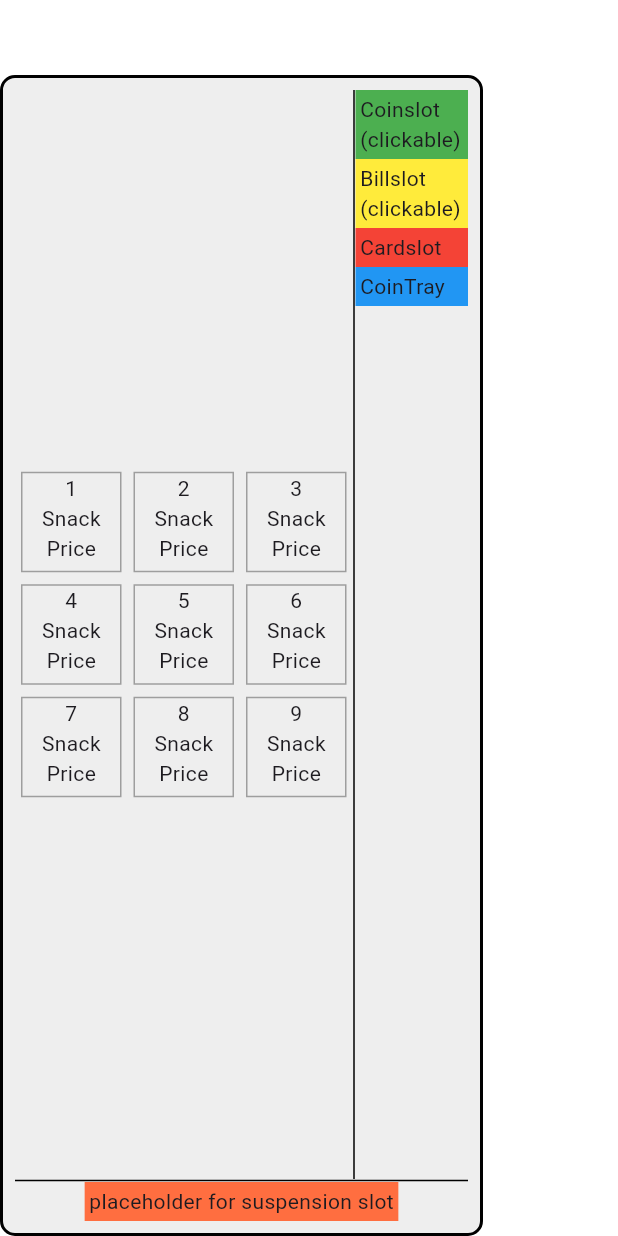
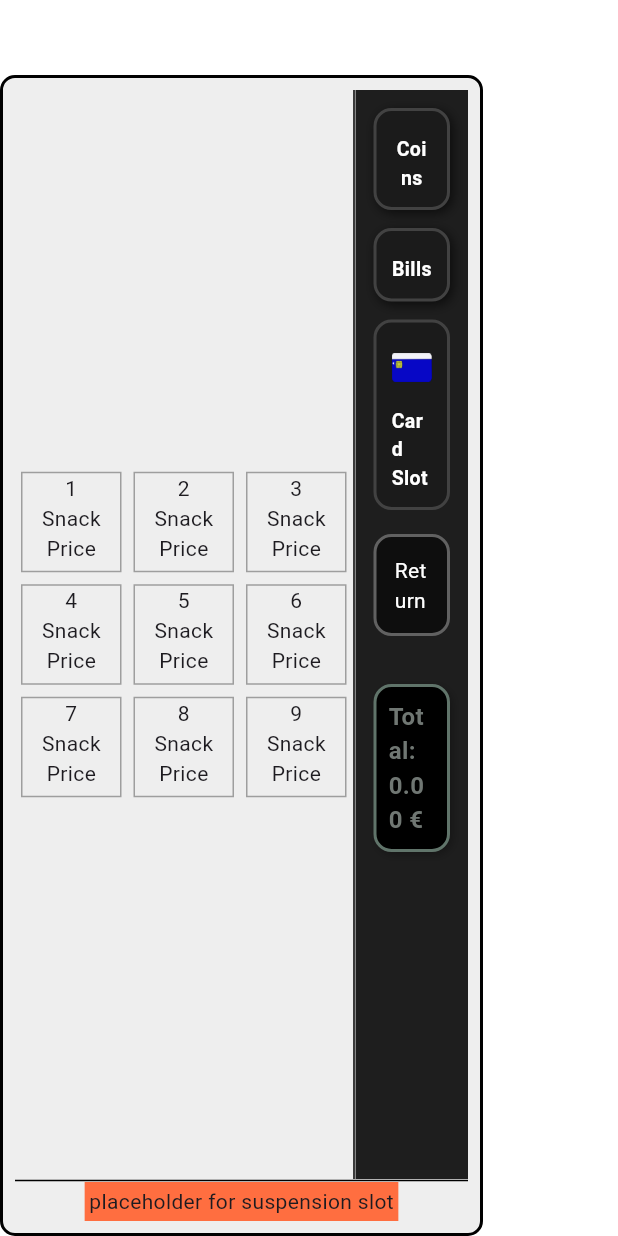
Before and after one commit to GFerhat/snackautomat, a Flutter app: the screen it shows after launch, on a phone screen of 412 x 824 dp. Run offline on Flutter 3.47's test engine with Material 3 defaults, Android fonts, the phone set to English and light mode, and no system bars.

Commit message:
Refactor sidebar import path and remove unused sidebar widget. fixes Side Bar Area Fixes #9

```diff
--- a/lib/widgets/vending_machine/machine.dart
+++ b/lib/widgets/vending_machine/machine.dart
@@ -1,7 +1,7 @@
 import 'package:flutter/material.dart';
 import 'package:flutter_snackautomat/widgets/vending_machine/suspension_slot.dart';
 import 'package:flutter_snackautomat/widgets/vending_machine/product_area/product_area.dart';
-import 'package:flutter_snackautomat/widgets/vending_machine/sidebar.dart';
+import 'package:flutter_snackautomat/widgets/vending_machine/sidebar/sidebar.dart';
 
 class Machine extends StatelessWidget {
   const Machine({super.key});
--- a/lib/widgets/vending_machine/sidebar.dart
+++ /dev/null
@@ -1,47 +0,0 @@
-import 'package:flutter/material.dart';
-
-class Sidebar extends StatelessWidget {
-  const Sidebar({super.key});
-
-  @override
-  Widget build(BuildContext context) {
-    return Column(
-      children: [
-        Container(
-          width: 200,
-          padding: EdgeInsets.all(3),
-          decoration: BoxDecoration(color: Colors.green),
-          child: InkWell(
-            onTap: () {
-              print("Coin inserted");
-            },
-            child: Text("Coinslot (clickable)"),
-          ),
-        ),
-        Container(
-          width: 200,
-          padding: EdgeInsets.all(3),
-          decoration: BoxDecoration(color: Colors.yellow),
-          child: InkWell(
-            onTap: () {
-              print("Bill inserted");
-            },
-            child: Text("Billslot (clickable)"),
-          ),
-        ),
-        Container(
-          width: 200,
-          padding: EdgeInsets.all(3),
-          decoration: BoxDecoration(color: Colors.red),
-          child: Text("Cardslot"),
-        ), //card (erstmal nur visual)
-        Container(
-          width: 200,
-          padding: EdgeInsets.all(3),
-          decoration: BoxDecoration(color: Colors.blue),
-          child: Text("CoinTray"),
-        ), //coin tray
-      ],
-    );
-  }
-}
```
